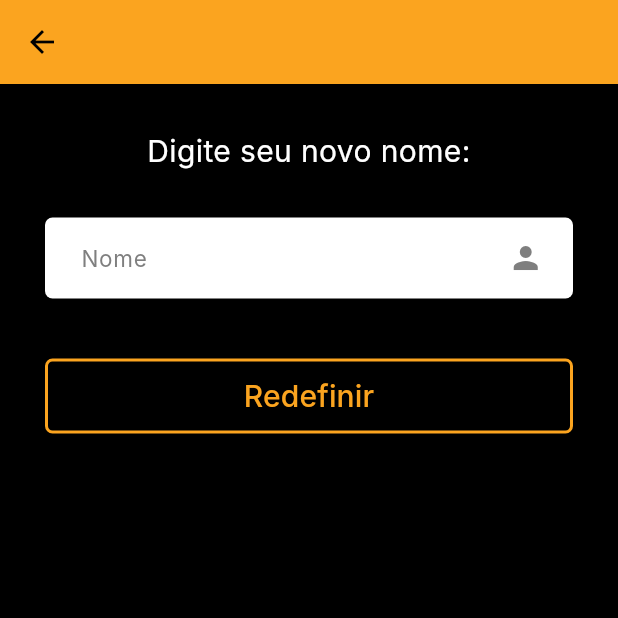
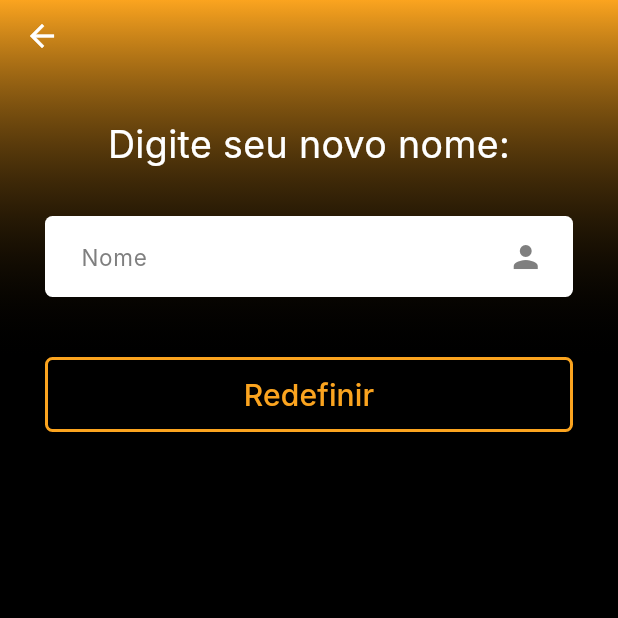
Before and after one commit to tokujiTO/PII4S_images_generator, a Flutter app: the RenamePage screen opened directly, on a phone screen of 412 x 824 dp, the top half of it. Run offline on Flutter 3.47's test engine with Material 3 defaults, Android fonts, the phone set to English and light mode, and no system bars; our stand-ins replace device_preview, flutter_screenutil; Roboto replaces fonts that are missing (Inter).

Commit message:
feat: fix app bar and font size in rename page

```diff
--- a/lib/app/pages/rename_page.dart
+++ b/lib/app/pages/rename_page.dart
@@ -9,23 +9,57 @@ class RenamePage extends StatelessWidget {
     const Color highlightColor = AppColors.yellow;
 
     return Scaffold(
-      backgroundColor: AppColors.background,
-      appBar: AppBar(
-        backgroundColor: AppColors.yellow,
-        elevation: 0,
-        leading: IconButton(
-          icon: const Icon(Icons.arrow_back, color: Colors.black),
+      backgroundColor: AppColors.background , // Fundo preto
+      body: Stack( // Usar Stack para sobrepor o brilho
+        children: [
+          // 1. Efeito de brilho amarelo no topo
+          Positioned(
+            top: 0,
+            left: 0,
+            right: 0,
+            child: Container(
+              height: 240, // Altura da área do brilho
+              decoration: BoxDecoration(
+                gradient: LinearGradient(
+                  begin: Alignment.topCenter,
+                  end: Alignment.bottomCenter,
+                  colors: [
+                    // Cor amarela com opacidade para criar o efeito de "glow"
+                    AppColors.yellow.withOpacity(1.0),
+                    Colors.transparent,
+                  ],
+                ),
+              ),
+            ),
+          ),
+
+          // 2. Conteúdo da página (AppBar customizado + Conteúdo)
+          SafeArea(
+            child: Column(
+              children: [
+                // 2a. AppBar customizado (apenas o botão de voltar)
+                Padding(
+                  padding: const EdgeInsets.symmetric(horizontal: 4.0),
+                  child: Row(
+                    children: [
+                      IconButton(
+                        icon: const Icon(Icons.arrow_back, color: Colors.white),
                         onPressed: () => Navigator.of(context).pop(),
                       ),
+                    ],
                   ),
-      body: Padding(
+                ),
+
+                // 2b. Conteúdo original da página
+                Expanded(
+                  child: Padding(
                     padding: const EdgeInsets.all(30.0),
                     child: Column(
                       crossAxisAlignment: CrossAxisAlignment.stretch,
                       children: <Widget>[
                         const Text(
                           'Digite seu novo nome:',
-              style: TextStyle(color: AppColors.white, fontSize: 20),
+                          style: TextStyle(color: AppColors.white, fontSize: 25),
                           textAlign: TextAlign.center,
                         ),
                         const SizedBox(height: 30),
@@ -52,7 +86,8 @@ class RenamePage extends StatelessWidget {
                         Container(
                           height: 50,
                           decoration: BoxDecoration(
-                border: Border.all(color: AppColors.yellow, width: 2),
+                            // A cor da borda usa a mesma highlightColor (amarela)
+                            border: Border.all(color: highlightColor, width: 2),
                             borderRadius: BorderRadius.circular(5.0),
                           ),
                           child: TextButton(
@@ -60,13 +95,19 @@ class RenamePage extends StatelessWidget {
                             },
                             child: const Text(
                               'Redefinir',
-                  style: TextStyle(color: AppColors.yellow, fontSize: 20),
+                              style: TextStyle(color: highlightColor, fontSize: 20),
                             ),
                           ),
                         ),
                       ],
                     ),
                   ),
+                ),
+              ],
+            ),
+          ),
+        ],
+      ),
     );
   }
 }
```
Lines whose indentation alone changed are shown as unchanged.
